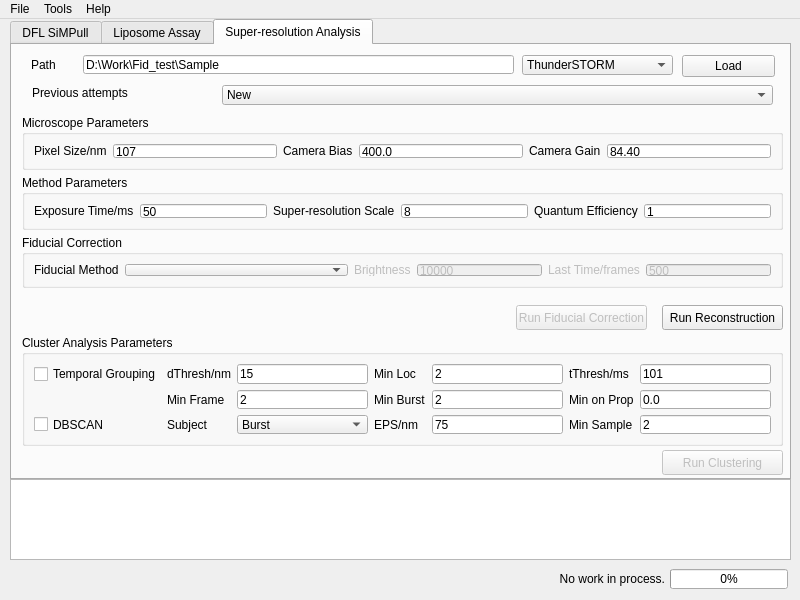
Above: UI_form/MainWindow.ui from zengjiexia/ACT before the change. Below: the same form after it.
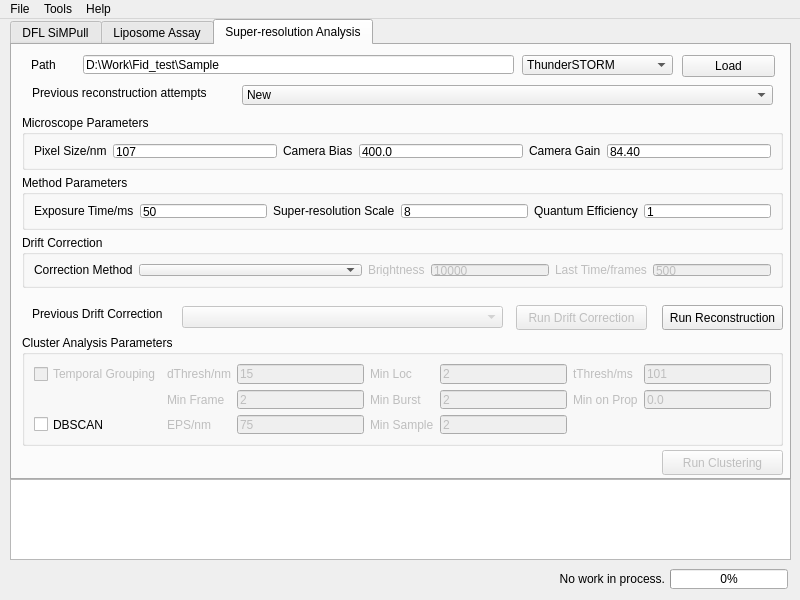
That is the form after the change. Custom widgets are drawn as their Qt base class.

```diff
--- a/UI_form/MainWindow.ui
+++ b/UI_form/MainWindow.ui
@@ -537,22 +537,21 @@
        <string>Cluster Analysis Parameters</string>
       </property>
       <layout class="QGridLayout" name="gridLayout_8">
-       <item row="1" column="5">
-        <widget class="QLabel" name="SupRes_minOnPropLabel">
-         <property name="text">
-          <string>Min on Prop</string>
+       <item row="1" column="1">
+        <widget class="QLabel" name="SupRes_minFrameLabel">
+         <property name="enabled">
+          <bool>false</bool>
          </property>
-        </widget>
-       </item>
-       <item row="0" column="2">
-        <widget class="QLineEdit" name="SupRes_dThreshEntry">
          <property name="text">
-          <string>15</string>
+          <string>Min Frame</string>
          </property>
         </widget>
        </item>
        <item row="1" column="4">
         <widget class="QLineEdit" name="SupRes_minBurstEntry">
+         <property name="enabled">
+          <bool>false</bool>
+         </property>
          <property name="text">
           <string>2</string>
          </property>
@@ -560,99 +559,101 @@
        </item>
        <item row="1" column="6">
         <widget class="QLineEdit" name="SupRes_minOnPropEntry">
+         <property name="enabled">
+          <bool>false</bool>
+         </property>
          <property name="text">
           <string>0.0</string>
          </property>
         </widget>
        </item>
-       <item row="1" column="1">
-        <widget class="QLabel" name="SupRes_minFrameLabel">
-         <property name="text">
-          <string>Min Frame</string>
-         </property>
-        </widget>
-       </item>
-       <item row="0" column="4">
-        <widget class="QLineEdit" name="SupRes_minLocEntry">
-         <property name="text">
-          <string>2</string>
-         </property>
-        </widget>
-       </item>
-       <item row="0" column="3">
-        <widget class="QLabel" name="SupRes_minLocLabel">
-         <property name="text">
-          <string>Min Loc</string>
-         </property>
-        </widget>
-       </item>
-       <item row="1" column="2">
-        <widget class="QLineEdit" name="SupRes_minFrameEntry">
-         <property name="text">
-          <string>2</string>
-         </property>
-        </widget>
-       </item>
-       <item row="2" column="4">
-        <widget class="QLineEdit" name="SupRes_EPSEntry">
-         <property name="text">
-          <string>75</string>
-         </property>
-        </widget>
-       </item>
-       <item row="2" column="3">
-        <widget class="QLabel" name="SupRes_EPSLabel">
-         <property name="text">
-          <string>EPS/nm</string>
-         </property>
-        </widget>
-       </item>
        <item row="0" column="1">
         <widget class="QLabel" name="SupRes_dThreshLabel">
+         <property name="enabled">
+          <bool>false</bool>
+         </property>
          <property name="text">
           <string>dThresh/nm</string>
          </property>
         </widget>
        </item>
-       <item row="2" column="2">
-        <widget class="QComboBox" name="SupRes_DBSCANSelector">
-         <item>
-          <property name="text">
-           <string>Burst</string>
-          </property>
-         </item>
-         <item>
-          <property name="text">
-           <string>Loc</string>
-          </property>
-         </item>
+       <item row="1" column="5">
+        <widget class="QLabel" name="SupRes_minOnPropLabel">
+         <property name="enabled">
+          <bool>false</bool>
+         </property>
+         <property name="text">
+          <string>Min on Prop</string>
+         </property>
+        </widget>
+       </item>
+       <item row="0" column="3">
+        <widget class="QLabel" name="SupRes_minLocLabel">
+         <property name="enabled">
+          <bool>false</bool>
+         </property>
+         <property name="text">
+          <string>Min Loc</string>
+         </property>
+        </widget>
+       </item>
+       <item row="0" column="2">
+        <widget class="QLineEdit" name="SupRes_dThreshEntry">
+         <property name="enabled">
+          <bool>false</bool>
+         </property>
+         <property name="text">
+          <string>15</string>
+         </property>
+        </widget>
+       </item>
+       <item row="0" column="6">
+        <widget class="QLineEdit" name="SupRes_tThreshEntry">
+         <property name="enabled">
+          <bool>false</bool>
+         </property>
+         <property name="text">
+          <string>101</string>
+         </property>
         </widget>
        </item>
        <item row="0" column="5">
         <widget class="QLabel" name="SupRes_tThreshLabel">
+         <property name="enabled">
+          <bool>false</bool>
+         </property>
          <property name="text">
           <string>tThresh/ms</string>
          </property>
         </widget>
        </item>
-       <item row="0" column="0">
-        <widget class="QCheckBox" name="SupRes_TempGroupingCheck">
-         <property name="text">
-          <string>Temporal Grouping</string>
-         </property>
-        </widget>
-       </item>
        <item row="1" column="3">
         <widget class="QLabel" name="SupRes_minBurstLabel">
+         <property name="enabled">
+          <bool>false</bool>
+         </property>
          <property name="text">
           <string>Min Burst</string>
          </property>
         </widget>
        </item>
-       <item row="2" column="1">
-        <widget class="QLabel" name="SupRes_DBSCANLabel">
+       <item row="1" column="2">
+        <widget class="QLineEdit" name="SupRes_minFrameEntry">
+         <property name="enabled">
+          <bool>false</bool>
+         </property>
          <property name="text">
-          <string>Subject</string>
+          <string>2</string>
+         </property>
+        </widget>
+       </item>
+       <item row="0" column="4">
+        <widget class="QLineEdit" name="SupRes_minLocEntry">
+         <property name="enabled">
+          <bool>false</bool>
+         </property>
+         <property name="text">
+          <string>2</string>
          </property>
         </widget>
        </item>
@@ -663,24 +664,53 @@
          </property>
         </widget>
        </item>
-       <item row="2" column="5">
+       <item row="0" column="0">
+        <widget class="QCheckBox" name="SupRes_TempGroupingCheck">
+         <property name="enabled">
+          <bool>false</bool>
+         </property>
+         <property name="text">
+          <string>Temporal Grouping</string>
+         </property>
+        </widget>
+       </item>
+       <item row="2" column="1">
+        <widget class="QLabel" name="SupRes_EPSLabel">
+         <property name="enabled">
+          <bool>false</bool>
+         </property>
+         <property name="text">
+          <string>EPS/nm</string>
+         </property>
+        </widget>
+       </item>
+       <item row="2" column="2">
+        <widget class="QLineEdit" name="SupRes_EPSEntry">
+         <property name="enabled">
+          <bool>false</bool>
+         </property>
+         <property name="text">
+          <string>75</string>
+         </property>
+        </widget>
+       </item>
+       <item row="2" column="3">
         <widget class="QLabel" name="SupRes_minSampleLabel">
+         <property name="enabled">
+          <bool>false</bool>
+         </property>
          <property name="text">
           <string>Min Sample</string>
          </property>
         </widget>
        </item>
-       <item row="2" column="6">
+       <item row="2" column="4">
         <widget class="QLineEdit" name="SupRes_minSampleEntry">
-         <property name="text">
-          <string>2</string>
+         <property name="enabled">
+          <bool>false</bool>
          </property>
-        </widget>
-       </item>
-       <item row="0" column="6">
-        <widget class="QLineEdit" name="SupRes_tThreshEntry">
          <property name="text">
-          <string>101</string>
+          <string>2</string>
          </property>
         </widget>
        </item>
@@ -728,13 +758,13 @@
        </rect>
       </property>
       <property name="title">
-       <string>Fiducial Correction</string>
+       <string>Drift Correction</string>
       </property>
       <layout class="QHBoxLayout" name="horizontalLayout">
        <item>
         <widget class="QLabel" name="SupRes_FidCorrMethodLabel">
          <property name="text">
-          <string>Fiducial Method</string>
+          <string>Correction Method</string>
          </property>
         </widget>
        </item>
@@ -830,12 +860,12 @@
        <string>Load</string>
       </property>
      </widget>
-     <widget class="QComboBox" name="SupRes_previousAttemptSelector">
+     <widget class="QComboBox" name="SupRes_previousReconstructionAttemptSelector">
       <property name="geometry">
        <rect>
-        <x>210</x>
+        <x>230</x>
         <y>40</y>
-        <width>551</width>
+        <width>531</width>
         <height>20</height>
        </rect>
       </property>
@@ -845,17 +875,17 @@
        </property>
       </item>
      </widget>
-     <widget class="QLabel" name="SupRes_previousAttemptsLabel">
+     <widget class="QLabel" name="SupRes_previousReconstructionAttemptsLabel">
       <property name="geometry">
        <rect>
         <x>20</x>
         <y>40</y>
-        <width>111</width>
+        <width>201</width>
         <height>16</height>
        </rect>
       </property>
       <property name="text">
-       <string>Previous attempts</string>
+       <string>Previous reconstruction attempts</string>
       </property>
      </widget>
      <widget class="QPushButton" name="SupRes_runFidCorrButton">
@@ -871,7 +901,33 @@
        </rect>
       </property>
       <property name="text">
-       <string>Run Fiducial Correction</string>
+       <string>Run Drift Correction</string>
+      </property>
+     </widget>
+     <widget class="QLabel" name="SupRes_previousCorrectionAttemptsLabel">
+      <property name="geometry">
+       <rect>
+        <x>20</x>
+        <y>261</y>
+        <width>141</width>
+        <height>16</height>
+       </rect>
+      </property>
+      <property name="text">
+       <string>Previous Drift Correction</string>
+      </property>
+     </widget>
+     <widget class="QComboBox" name="SupRes_previousCorrectionAttemptsSelector">
+      <property name="enabled">
+       <bool>false</bool>
+      </property>
+      <property name="geometry">
+       <rect>
+        <x>170</x>
+        <y>261</y>
+        <width>321</width>
+        <height>22</height>
+       </rect>
       </property>
      </widget>
     </widget>
```
